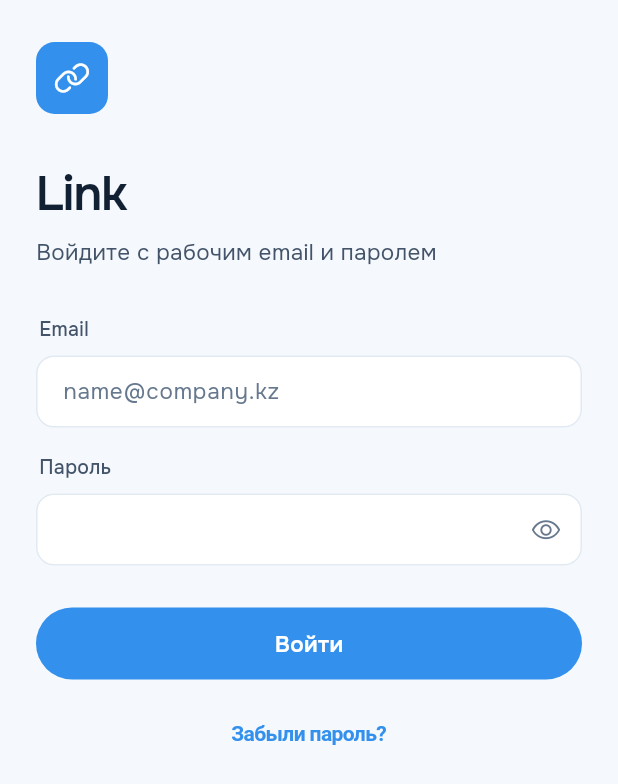
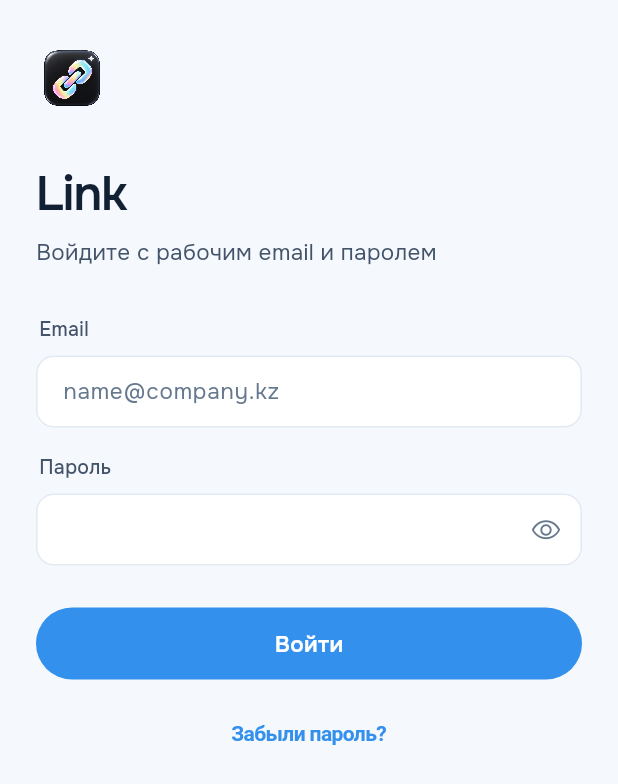
Before and after one commit to bexiiiii/link_hr, a Flutter app: the screen it shows after launch, on a phone screen of 412 x 824 dp. Shown: the top 784 px of the screen. Run offline on Flutter 3.47's test engine with Material 3 defaults, Android fonts, the light colour scheme and no system bars; our stand-ins replace audioplayers, camera, file_picker, geolocator, image_picker, local_auth and 3 more; missing offline and left inert: pdfrx, record.

Commit message:
feat: establish Link identity and reference design system

```diff
--- a/lib/features/auth/auth_screens.dart
+++ b/lib/features/auth/auth_screens.dart
@@ -17,14 +17,21 @@ class BrandMark extends StatelessWidget {
 
   @override
   Widget build(BuildContext context) {
-    return Container(
-      width: size,
-      height: size,
-      decoration: BoxDecoration(
-        color: AppColors.blue,
-        borderRadius: BorderRadius.circular(size * 0.26),
+    return Semantics(
+      image: true,
+      label: 'Link',
+      child: SizedBox(
+        width: size,
+        height: size,
+        child: ClipRRect(
+          borderRadius: BorderRadius.circular(size * 0.22),
+          child: Image.asset(
+            'assets/brand/link-mark.png',
+            fit: BoxFit.cover,
+            filterQuality: FilterQuality.high,
+          ),
+        ),
       ),
-      child: Icon(AppIcons.link, size: size * 0.54, color: Colors.white),
     );
   }
 }
--- a/pubspec.yaml
+++ b/pubspec.yaml
@@ -72,6 +72,9 @@ flutter:
   # the material Icons class.
   uses-material-design: true
 
+  assets:
+    - assets/brand/link-mark.png
+
   fonts:
     - family: Onest
       fonts:
```
Also changed, not shown: assets/brand/link-mark.png (added), 2 other files.
